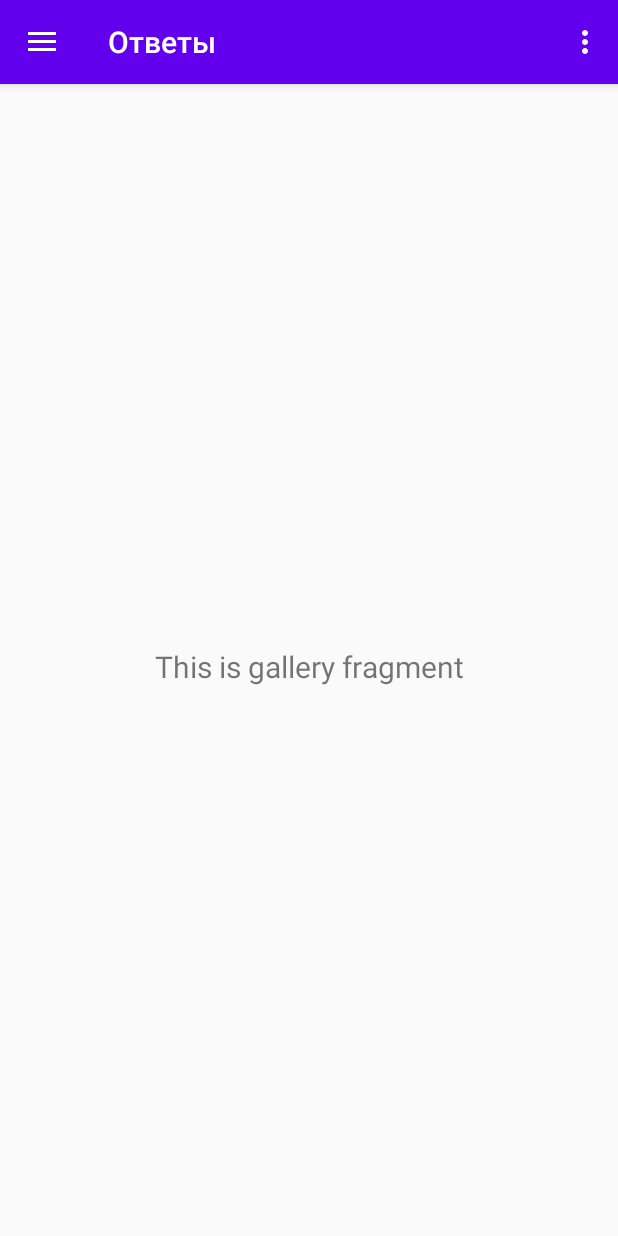
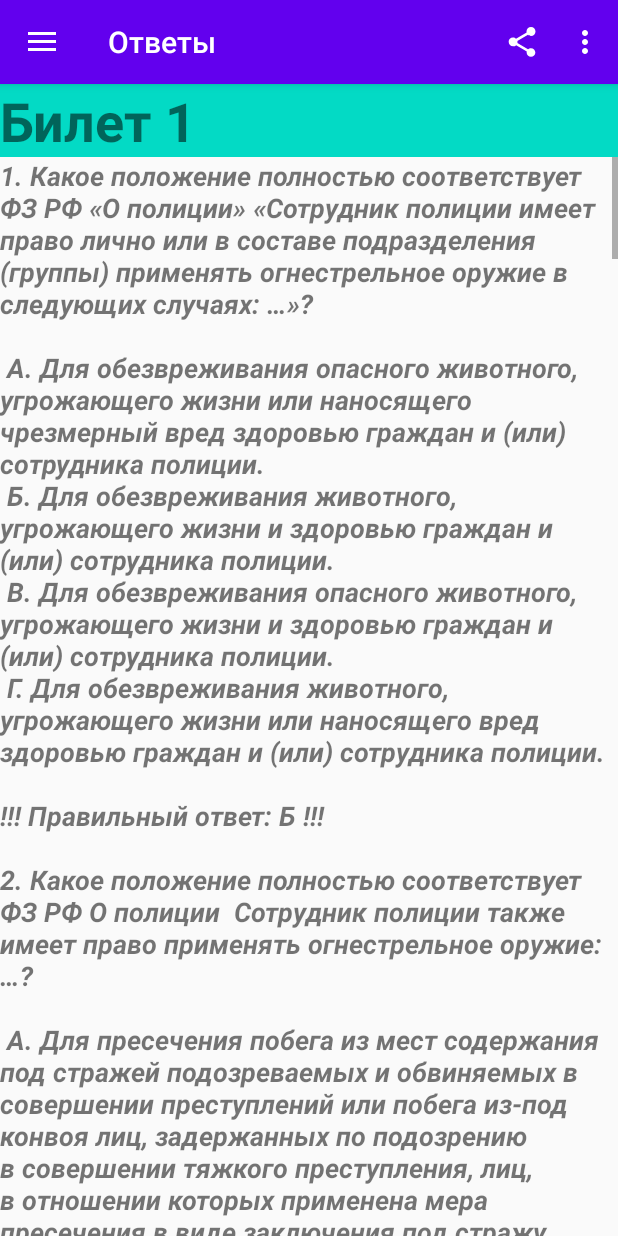
Before and after one commit to Demonbek/OghevajaMvdPro, an Android app: the screen it shows after launch (MainActivity), in the side drawer, after a tap on "Ответы", on a phone screen of 412 x 824 dp. Run offline under Robolectric (Android 15) with nearby library versions, the phone set to English and light mode, and no system bars; our stand-ins replace navigation-ui.

Commit message:
Добавил ответы

```diff
--- a/app/src/main/AndroidManifest.xml
+++ b/app/src/main/AndroidManifest.xml
@@ -9,7 +9,9 @@
         android:roundIcon="@mipmap/ic_launcher_round"
         android:supportsRtl="true"
         android:theme="@style/AppTheme">
-        <activity android:name=".Ocenka" />
+        <activity android:name=".Ocenka"
+            android:parentActivityName=".MainActivity"
+            />
         <activity android:name=".Bilet" />
         <activity
             android:name=".MainActivity"
--- a/app/src/main/java/ru/demonapps/oghevajamvdpro/Bilet.java
+++ b/app/src/main/java/ru/demonapps/oghevajamvdpro/Bilet.java
@@ -6,6 +6,7 @@ import androidx.appcompat.app.AppCompatActivity;
 import android.content.Intent;
 import android.os.Build;
 import android.os.Bundle;
+import android.text.Html;
 import android.view.View;
 import android.widget.Button;
 import android.widget.TextView;
--- a/app/src/main/java/ru/demonapps/oghevajamvdpro/MainActivity.java
+++ b/app/src/main/java/ru/demonapps/oghevajamvdpro/MainActivity.java
@@ -2,13 +2,9 @@ package ru.demonapps.oghevajamvdpro;
 
 import android.content.Intent;
 import android.os.Bundle;
-import android.view.View;
 import android.view.Menu;
-import android.widget.Button;
-import android.widget.TextView;
+import android.view.MenuItem;
 
-import com.google.android.material.floatingactionbutton.FloatingActionButton;
-import com.google.android.material.snackbar.Snackbar;
 import com.google.android.material.navigation.NavigationView;
 
 import androidx.navigation.NavController;
@@ -36,7 +32,7 @@ public class MainActivity extends AppCompatActivity  {
         // Passing each menu ID as a set of Ids because each
         // menu should be considered as top level destinations.
         mAppBarConfiguration = new AppBarConfiguration.Builder(
-                R.id.nav_home, R.id.nav_gallery, R.id.nav_slideshow)
+                R.id.nav_home, R.id.nav_otvety, R.id.nav_slideshow)
                 .setDrawerLayout(drawer)
                 .build();
         NavController navController = Navigation.findNavController(this, R.id.nav_host_fragment);
@@ -48,10 +44,22 @@ public class MainActivity extends AppCompatActivity  {
     @Override
     public boolean onCreateOptionsMenu(Menu menu) {
         // Inflate the menu; this adds items to the action bar if it is present.
-        getMenuInflater().inflate(R.menu.main, menu);
+        getMenuInflater().inflate(R.menu.grand_menu, menu);
         return true;
     }
-
+    @Override
+    public boolean onOptionsItemSelected(MenuItem item) {
+        // Handle item selection
+        if (item.getItemId() == R.id.share) {
+            Intent sendIntent = new Intent();
+            sendIntent.setAction(Intent.ACTION_SEND);
+            sendIntent.putExtra(Intent.EXTRA_TEXT, "Советую приложение\n https://play.google.com/store/apps/details?id=ru.demonapps.oghevajamvdpro" );
+            sendIntent.setType("text/plain");
+            startActivity(Intent.createChooser(sendIntent,"Поделиться приложением..."));
+            return true;
+        }
+        return super.onOptionsItemSelected(item);
+    }
     @Override
     public boolean onSupportNavigateUp() {
         NavController navController = Navigation.findNavController(this, R.id.nav_host_fragment);
--- a/app/src/main/java/ru/demonapps/oghevajamvdpro/ui/gallery/GalleryFragment.java
+++ /dev/null
@@ -1,35 +0,0 @@
-package ru.demonapps.oghevajamvdpro.ui.gallery;
-
-import android.os.Bundle;
-import android.view.LayoutInflater;
-import android.view.View;
-import android.view.ViewGroup;
-import android.widget.TextView;
-
-import androidx.annotation.NonNull;
-import androidx.annotation.Nullable;
-import androidx.fragment.app.Fragment;
-import androidx.lifecycle.Observer;
-import androidx.lifecycle.ViewModelProviders;
-
-import ru.demonapps.oghevajamvdpro.R;
-
-public class GalleryFragment extends Fragment {
-
-    private GalleryViewModel galleryViewModel;
-
-    public View onCreateView(@NonNull LayoutInflater inflater,
-                             ViewGroup container, Bundle savedInstanceState) {
-        galleryViewModel =
-                ViewModelProviders.of(this).get(GalleryViewModel.class);
-        View root = inflater.inflate(R.layout.fragment_gallery, container, false);
-        final TextView textView = root.findViewById(R.id.text_gallery);
-        galleryViewModel.getText().observe(getViewLifecycleOwner(), new Observer<String>() {
-            @Override
-            public void onChanged(@Nullable String s) {
-                textView.setText(s);
-            }
-        });
-        return root;
-    }
-}
--- /dev/null
+++ b/app/src/main/java/ru/demonapps/oghevajamvdpro/ui/otvety/OtvetyFragment.java
@@ -0,0 +1,120 @@
+package ru.demonapps.oghevajamvdpro.ui.otvety;
+
+import android.annotation.SuppressLint;
+import android.os.Bundle;
+import android.view.LayoutInflater;
+import android.view.Menu;
+import android.view.MenuInflater;
+import android.view.MenuItem;
+import android.view.View;
+import android.view.ViewGroup;
+import android.widget.TextView;
+
+import androidx.annotation.NonNull;
+import androidx.fragment.app.Fragment;
+import androidx.lifecycle.ViewModelProviders;
+
+import ru.demonapps.oghevajamvdpro.R;
+
+public class OtvetyFragment extends Fragment {
+    TextView textOtvety,textNbileta;
+    String[] bilet, otvet;
+    private OtvetyViewModel otvetyViewModel;
+
+    public View onCreateView(@NonNull LayoutInflater inflater,
+                             ViewGroup container, Bundle savedInstanceState) {
+        otvetyViewModel =
+                ViewModelProviders.of(this).get(OtvetyViewModel.class);
+        setHasOptionsMenu(true);
+        View root = inflater.inflate(R.layout.fragment_otvety, container, false);
+        textOtvety = root.findViewById(R.id.textOtvety);
+        textNbileta = root.findViewById(R.id.textNbileta);
+        bilet = getResources().getStringArray(R.array.bilet1);
+        otvet = getResources().getStringArray(R.array.otvet1);
+        textNbileta.setText("Билет 1");
+        VivodBiletaSOtvetom();
+        return root;
+    }
+
+    @Override
+    public void onCreateOptionsMenu(Menu menu, MenuInflater inflater) {
+        super.onCreateOptionsMenu(menu, inflater);
+        inflater.inflate(R.menu.otvety_menu, menu);
+    }
+    @SuppressLint("SetTextI18n")
+    @Override
+    public boolean onOptionsItemSelected(MenuItem item) {
+        // Handle item selection
+        switch (item.getItemId()) {
+            case R.id.bilet1:
+                bilet = getResources().getStringArray(R.array.bilet1);
+                otvet = getResources().getStringArray(R.array.otvet1);
+                textNbileta.setText("Билет 1");
+                VivodBiletaSOtvetom();
+                return true;
+            case R.id.bilet2:
+                bilet = getResources().getStringArray(R.array.bilet2);
+                otvet = getResources().getStringArray(R.array.otvet2);
+                textNbileta.setText("Билет 2");
+                VivodBiletaSOtvetom();
+                return true;
+            case R.id.bilet3:
+                bilet = getResources().getStringArray(R.array.bilet3);
+                otvet = getResources().getStringArray(R.array.otvet3);
+                textNbileta.setText("Билет 3");
+                VivodBiletaSOtvetom();
+                return true;
+            case R.id.bilet4:
+                bilet = getResources().getStringArray(R.array.bilet4);
+                otvet = getResources().getStringArray(R.array.otvet4);
+                textNbileta.setText("Билет 4");
+                VivodBiletaSOtvetom();
+                return true;
+            case R.id.bilet5:
+                bilet = getResources().getStringArray(R.array.bilet5);
+                otvet = getResources().getStringArray(R.array.otvet5);
+                textNbileta.setText("Билет 5");
+                VivodBiletaSOtvetom();
+                return true;
+            case R.id.bilet6:
+                bilet = getResources().getStringArray(R.array.bilet6);
+                otvet = getResources().getStringArray(R.array.otvet6);
+                textNbileta.setText("Билет 6");
+                VivodBiletaSOtvetom();
+                return true;
+            case R.id.bilet7:
+                bilet = getResources().getStringArray(R.array.bilet7);
+                otvet = getResources().getStringArray(R.array.otvet7);
+                textNbileta.setText("Билет 7");
+                VivodBiletaSOtvetom();
+                return true;
+            case R.id.bilet8:
+                bilet = getResources().getStringArray(R.array.bilet8);
+                otvet = getResources().getStringArray(R.array.otvet8);
+                textNbileta.setText("Билет 8");
+                VivodBiletaSOtvetom();
+                return true;
+            case R.id.bilet9:
+                bilet = getResources().getStringArray(R.array.bilet9);
+                otvet = getResources().getStringArray(R.array.otvet9);
+                textNbileta.setText("Билет 9");
+                VivodBiletaSOtvetom();
+                return true;
+            case R.id.bilet10:
+                bilet = getResources().getStringArray(R.array.bilet10);
+                otvet = getResources().getStringArray(R.array.otvet10);
+                textNbileta.setText("Билет 10");
+                VivodBiletaSOtvetom();
+                return true;
+            default:
+                return super.onOptionsItemSelected(item);
+        }
+    }
+    public void VivodBiletaSOtvetom(){
+        textOtvety.setText("");
+        for(int i = 0; i < bilet.length; i++) {
+            textOtvety.append(bilet[i] + "\n\n!!! Правильный ответ: "+otvet[i]+" !!!\n\n");
+        }
+
+    }
+}
--- a/app/src/main/java/ru/demonapps/oghevajamvdpro/ui/gallery/GalleryViewModel.java
+++ b/app/src/main/java/ru/demonapps/oghevajamvdpro/ui/otvety/OtvetyViewModel.java
@@ -1,16 +1,16 @@
-package ru.demonapps.oghevajamvdpro.ui.gallery;
+package ru.demonapps.oghevajamvdpro.ui.otvety;
 
 import androidx.lifecycle.LiveData;
 import androidx.lifecycle.MutableLiveData;
 import androidx.lifecycle.ViewModel;
 
-public class GalleryViewModel extends ViewModel {
+public class OtvetyViewModel extends ViewModel {
 
     private MutableLiveData<String> mText;
 
-    public GalleryViewModel() {
+    public OtvetyViewModel() {
         mText = new MutableLiveData<>();
-        mText.setValue("This is gallery fragment");
+        mText.setValue("Фрагмент Ответы");
     }
 
     public LiveData<String> getText() {
--- a/app/src/main/res/layout/activity_bilet.xml
+++ b/app/src/main/res/layout/activity_bilet.xml
@@ -54,7 +54,7 @@
                 android:layout_width="match_parent"
                 android:layout_height="wrap_content"
                 android:textSize="18sp"
-                android:typeface="serif" />
+                android:textStyle="normal|bold|italic" />
         </LinearLayout>
     </ScrollView>
 
--- a/app/src/main/res/layout/fragment_gallery.xml
+++ /dev/null
@@ -1,22 +0,0 @@
-<?xml version="1.0" encoding="utf-8"?>
-<androidx.constraintlayout.widget.ConstraintLayout xmlns:android="http://schemas.android.com/apk/res/android"
-    xmlns:app="http://schemas.android.com/apk/res-auto"
-    xmlns:tools="http://schemas.android.com/tools"
-    android:layout_width="match_parent"
-    android:layout_height="match_parent"
-    tools:context=".ui.gallery.GalleryFragment">
-
-    <TextView
-        android:id="@+id/text_gallery"
-        android:layout_width="match_parent"
-        android:layout_height="wrap_content"
-        android:layout_marginStart="8dp"
-        android:layout_marginTop="8dp"
-        android:layout_marginEnd="8dp"
-        android:textAlignment="center"
-        android:textSize="20sp"
-        app:layout_constraintBottom_toBottomOf="parent"
-        app:layout_constraintEnd_toEndOf="parent"
-        app:layout_constraintStart_toStartOf="parent"
-        app:layout_constraintTop_toTopOf="parent" />
-</androidx.constraintlayout.widget.ConstraintLayout>
--- /dev/null
+++ b/app/src/main/res/layout/fragment_otvety.xml
@@ -0,0 +1,35 @@
+<?xml version="1.0" encoding="utf-8"?>
+<LinearLayout xmlns:android="http://schemas.android.com/apk/res/android"
+    xmlns:app="http://schemas.android.com/apk/res-auto"
+    xmlns:tools="http://schemas.android.com/tools"
+    android:layout_width="match_parent"
+    android:layout_height="match_parent"
+    android:orientation="vertical"
+    tools:context=".ui.otvety.OtvetyFragment" >
+
+    <TextView
+        android:id="@+id/textNbileta"
+        android:layout_width="match_parent"
+        android:layout_height="wrap_content"
+        android:background="@color/colorAccent"
+        android:textSize="36sp"
+        android:textStyle="bold" />
+
+    <ScrollView
+        android:layout_width="match_parent"
+        android:layout_height="match_parent">
+
+        <LinearLayout
+            android:layout_width="match_parent"
+            android:layout_height="wrap_content"
+            android:orientation="vertical" >
+
+            <TextView
+                android:id="@+id/textOtvety"
+                android:layout_width="match_parent"
+                android:layout_height="wrap_content"
+                android:textSize="18sp"
+                android:textStyle="normal|bold|italic" />
+        </LinearLayout>
+    </ScrollView>
+</LinearLayout>
--- a/app/src/main/res/layout/nav_header_main.xml
+++ b/app/src/main/res/layout/nav_header_main.xml
@@ -24,12 +24,12 @@
         android:layout_width="match_parent"
         android:layout_height="wrap_content"
         android:paddingTop="@dimen/nav_header_vertical_spacing"
-        android:text="@string/nav_header_title"
+        android:text="@string/app_name"
         android:textAppearance="@style/TextAppearance.AppCompat.Body1" />
 
     <TextView
         android:id="@+id/textView"
         android:layout_width="wrap_content"
         android:layout_height="wrap_content"
-        android:text="@string/nav_header_subtitle" />
+        android:text="@string/demonapps" />
 </LinearLayout>
--- a/app/src/main/res/menu/activity_main_drawer.xml
+++ b/app/src/main/res/menu/activity_main_drawer.xml
@@ -9,9 +9,9 @@
             android:icon="@drawable/ic_menu_camera"
             android:title="@string/menu_home" />
         <item
-            android:id="@+id/nav_gallery"
+            android:id="@+id/nav_otvety"
             android:icon="@drawable/ic_menu_gallery"
-            android:title="@string/menu_gallery" />
+            android:title="@string/menu_otvety" />
         <item
             android:id="@+id/nav_slideshow"
             android:icon="@drawable/ic_menu_slideshow"
--- /dev/null
+++ b/app/src/main/res/menu/grand_menu.xml
@@ -0,0 +1,10 @@
+<?xml version="1.0" encoding="utf-8"?>
+<menu xmlns:app="http://schemas.android.com/apk/res-auto"
+    xmlns:android="http://schemas.android.com/apk/res/android">
+
+    <item
+        android:id="@+id/share"
+        android:icon="?attr/actionModeShareDrawable"
+        android:title="@string/share"
+        app:showAsAction="ifRoom" />
+</menu>
--- a/app/src/main/res/menu/main.xml
+++ /dev/null
@@ -1,9 +0,0 @@
-<?xml version="1.0" encoding="utf-8"?>
-<menu xmlns:android="http://schemas.android.com/apk/res/android"
-    xmlns:app="http://schemas.android.com/apk/res-auto">
-    <item
-        android:id="@+id/action_settings"
-        android:orderInCategory="100"
-        android:title="@string/action_settings"
-        app:showAsAction="never" />
-</menu>
--- /dev/null
+++ b/app/src/main/res/menu/otvety_menu.xml
@@ -0,0 +1,45 @@
+<?xml version="1.0" encoding="utf-8"?>
+<menu xmlns:tools="http://schemas.android.com/tools"
+    xmlns:android="http://schemas.android.com/apk/res/android"
+    xmlns:app="http://schemas.android.com/apk/res-auto">
+    <item
+        android:id="@+id/bilet1"
+        android:title="Билет 1"
+        tools:ignore="HardcodedText" />
+    <item
+        android:id="@+id/bilet2"
+        android:title="Билет 2"
+        tools:ignore="HardcodedText" />
+    <item
+        android:id="@+id/bilet3"
+        android:title="Билет 3"
+        tools:ignore="HardcodedText" />
+    <item
+        android:id="@+id/bilet4"
+        android:title="Билет 4"
+        tools:ignore="HardcodedText" />
+    <item
+        android:id="@+id/bilet5"
+        android:title="Билет 5"
+        tools:ignore="HardcodedText" />
+    <item
+        android:id="@+id/bilet6"
+        android:title="Билет 6"
+        tools:ignore="HardcodedText" />
+    <item
+        android:id="@+id/bilet7"
+        android:title="Билет 7"
+        tools:ignore="HardcodedText" />
+    <item
+        android:id="@+id/bilet8"
+        android:title="Билет 8"
+        tools:ignore="HardcodedText" />
+    <item
+        android:id="@+id/bilet9"
+        android:title="Билет 9"
+        tools:ignore="HardcodedText" />
+    <item
+        android:id="@+id/bilet10"
+        android:title="Билет 10"
+        tools:ignore="HardcodedText" />
+</menu>
--- a/app/src/main/res/navigation/mobile_navigation.xml
+++ b/app/src/main/res/navigation/mobile_navigation.xml
@@ -12,10 +12,10 @@
         tools:layout="@layout/fragment_home" />
 
     <fragment
-        android:id="@+id/nav_gallery"
-        android:name="ru.demonapps.oghevajamvdpro.ui.gallery.GalleryFragment"
-        android:label="@string/menu_gallery"
-        tools:layout="@layout/fragment_gallery" />
+        android:id="@+id/nav_otvety"
+        android:name="ru.demonapps.oghevajamvdpro.ui.otvety.OtvetyFragment"
+        android:label="@string/menu_otvety"
+        tools:layout="@layout/fragment_otvety" />
 
     <fragment
         android:id="@+id/nav_slideshow"
--- a/app/src/main/res/values/arrays.xml
+++ b/app/src/main/res/values/arrays.xml
@@ -1,7 +1,7 @@
 <?xml version="1.0" encoding="utf-8"?>
 <resources>
     <string-array name="bilet1">
-        <item><b>1. Какое положение полностью соответствует ФЗ РФ «О полиции» «Сотрудник полиции имеет право лично или в составе подразделения (группы) применять огнестрельное оружие в следующих случаях: …»?</b>\n\n
+<item><b>1. Какое положение полностью соответствует ФЗ РФ «О полиции» «Сотрудник полиции имеет право лично или в составе подразделения (группы) применять огнестрельное оружие в следующих случаях: …»?</b>\n\n
 А. Для обезвреживания опасного животного, угрожающего жизни или наносящего чрезмерный вред здоровью граждан и (или) сотрудника полиции.\n
 Б. Для обезвреживания животного, угрожающего жизни и здоровью граждан и (или) сотрудника полиции.\n
 В. Для обезвреживания опасного животного, угрожающего жизни и здоровью граждан и (или) сотрудника полиции.\n
@@ -110,9 +110,9 @@
 
     <string-array name="bilet2">
         <item><b>1. Какое положение полностью соответствует ФЗ РФ "О полиции" "Сотруднику полиции запрещается применять огнестрельное оружие с производством выстрела на поражение в отношении: …"?</b>\n\n
-А) Женщин;\n
-Б) Лиц с явными признаками инвалидности, несовершеннолетних, когда их возраст очевиден или известен сотруднику полиции;\n
-В) Все вышеперечисленное.</item>
+А. Женщин;\n
+Б. Лиц с явными признаками инвалидности, несовершеннолетних, когда их возраст очевиден или известен сотруднику полиции;\n
+В. Все вышеперечисленное.</item>
 <item><b>2. Необходимо ли уведомлять близких родственников или близких лиц гражданина о причинении ему телесных повреждений в результате применения сотрудником полиции огнестрельного оружия?</b>\n\n
 А. Да, если пострадавшие гражданин не является преступником.\n
 Б. Близкие родственники или близкие лица гражданина не уведомляются.\n
--- a/app/src/main/res/values/strings.xml
+++ b/app/src/main/res/values/strings.xml
@@ -8,7 +8,7 @@
     <string name="action_settings">Settings</string>
 
     <string name="menu_home">Главная</string>
-    <string name="menu_gallery">Ответы</string>
+    <string name="menu_otvety">Ответы</string>
     <string name="menu_slideshow">Теория</string>
     <string name="a">А</string>
     <string name="b">Б</string>
@@ -21,4 +21,7 @@
     <string name="hello_blank_fragment">Hello blank fragment</string>
     <string name="ocenka">Ваша оценка</string>
     <string name="oshibki">Ваши ошибки</string>
+    <string name="kol_vo_oshibok">Ошибок:</string>
+    <string name="demonapps">DemonApps</string>
+    <string name="share">Поделиться...</string>
 </resources>
--- a/build.gradle
+++ b/build.gradle
@@ -5,7 +5,7 @@ buildscript {
         jcenter()
     }
     dependencies {
-        classpath "com.android.tools.build:gradle:4.0.0"
+        classpath 'com.android.tools.build:gradle:4.0.1'
 
         // NOTE: Do not place your application dependencies here; they belong
         // in the individual module build.gradle files
```
Also changed, not shown: app/src/main/java/ru/demonapps/oghevajamvdpro/Ocenka.java (+8 -4 lines), app/src/main/res/layout/activity_ocenka.xml (+9 -0 lines).
